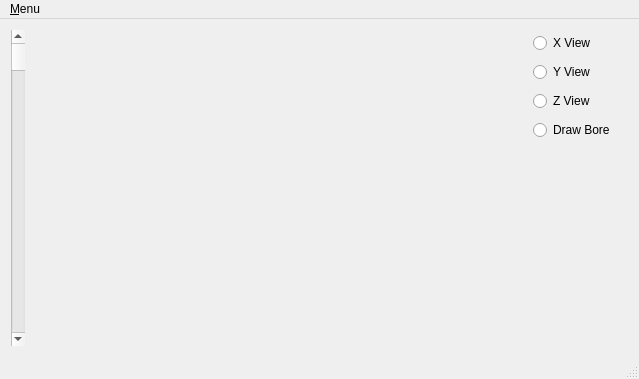
The window that mainwindow.ui (lewisfish/data_cube_viewer) describes before a commit, drawn with Qt 5.
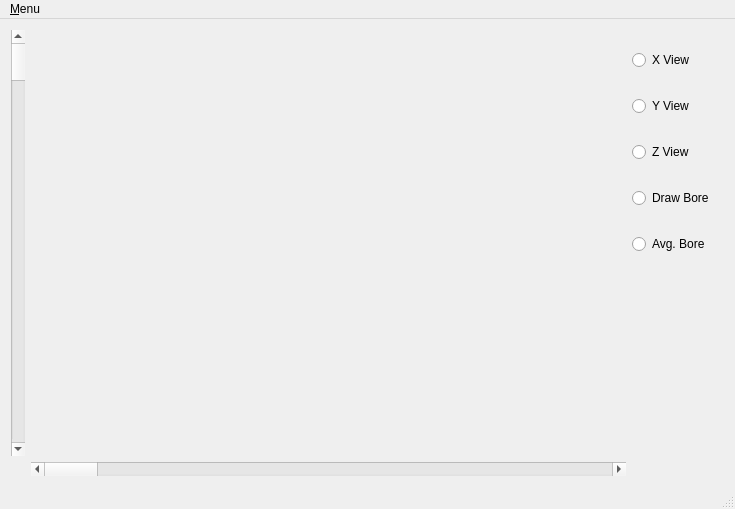
The same window after the commit. Icons and pictures are not drawn.

Commit message: added average bore hole plotter and reset menu option. still have memory leak and bug when changing between plots of diffrent fortran types

Diff of the .ui file:
```diff
--- a/mainwindow.ui
+++ b/mainwindow.ui
@@ -6,8 +6,8 @@
    <rect>
     <x>0</x>
     <y>0</y>
-    <width>639</width>
-    <height>379</height>
+    <width>735</width>
+    <height>509</height>
    </rect>
   </property>
   <property name="windowTitle">
@@ -21,69 +21,92 @@
    <bool>false</bool>
   </property>
   <widget class="QWidget" name="centralWidget">
-   <layout class="QHBoxLayout" name="horizontalLayout">
-    <item>
-     <widget class="QScrollBar" name="Scroll">
-      <property name="orientation">
-       <enum>Qt::Vertical</enum>
-      </property>
-     </widget>
-    </item>
-    <item>
-     <widget class="QWidget" name="mplwindow" native="true">
-      <property name="sizePolicy">
-       <sizepolicy hsizetype="Expanding" vsizetype="Preferred">
-        <horstretch>0</horstretch>
-        <verstretch>0</verstretch>
-       </sizepolicy>
-      </property>
-      <layout class="QVBoxLayout" name="mplvl"/>
-     </widget>
-    </item>
-    <item>
-     <layout class="QGridLayout" name="gridLayout">
+   <layout class="QGridLayout" name="gridLayout_2">
+    <item row="0" column="3" rowspan="2">
+     <layout class="QVBoxLayout" name="verticalLayout">
       <property name="rightMargin">
        <number>10</number>
       </property>
       <property name="bottomMargin">
        <number>200</number>
       </property>
-      <item row="0" column="0" colspan="2">
+      <item>
        <widget class="QRadioButton" name="XView">
         <property name="text">
          <string>X View</string>
         </property>
        </widget>
       </item>
-      <item row="2" column="0" colspan="2">
-       <widget class="QRadioButton" name="ZView">
-        <property name="text">
-         <string>Z View</string>
-        </property>
-       </widget>
-      </item>
-      <item row="1" column="0" colspan="2">
+      <item>
        <widget class="QRadioButton" name="YView">
         <property name="text">
          <string>Y View</string>
         </property>
        </widget>
       </item>
-      <item row="3" column="0" colspan="2">
+      <item>
+       <widget class="QRadioButton" name="ZView">
+        <property name="text">
+         <string>Z View</string>
+        </property>
+       </widget>
+      </item>
+      <item>
        <widget class="QRadioButton" name="Bore">
         <property name="sizePolicy">
-         <sizepolicy hsizetype="Expanding" vsizetype="Fixed">
+         <sizepolicy hsizetype="Minimum" vsizetype="Fixed">
           <horstretch>0</horstretch>
           <verstretch>0</verstretch>
          </sizepolicy>
         </property>
         <property name="text">
-         <string>Draw Bore </string>
+         <string>Draw Bore</string>
+        </property>
+       </widget>
+      </item>
+      <item>
+       <widget class="QRadioButton" name="AverageBore">
+        <property name="text">
+         <string>Avg. Bore</string>
         </property>
        </widget>
       </item>
      </layout>
     </item>
+    <item row="1" column="2">
+     <widget class="QScrollBar" name="Scroll_Horz">
+      <property name="orientation">
+       <enum>Qt::Horizontal</enum>
+      </property>
+     </widget>
+    </item>
+    <item row="0" column="0">
+     <widget class="QScrollBar" name="Scroll_Vert">
+      <property name="orientation">
+       <enum>Qt::Vertical</enum>
+      </property>
+     </widget>
+    </item>
+    <item row="0" column="2">
+     <widget class="QWidget" name="mplwindow" native="true">
+      <property name="enabled">
+       <bool>true</bool>
+      </property>
+      <property name="sizePolicy">
+       <sizepolicy hsizetype="Expanding" vsizetype="Preferred">
+        <horstretch>0</horstretch>
+        <verstretch>0</verstretch>
+       </sizepolicy>
+      </property>
+      <property name="maximumSize">
+       <size>
+        <width>16777215</width>
+        <height>16777215</height>
+       </size>
+      </property>
+      <layout class="QVBoxLayout" name="mplvl"/>
+     </widget>
+    </item>
    </layout>
   </widget>
   <widget class="QMenuBar" name="menuBar">
@@ -91,7 +114,7 @@
     <rect>
      <x>0</x>
      <y>0</y>
-     <width>639</width>
+     <width>735</width>
      <height>25</height>
     </rect>
    </property>
```
Left out of the diff: 12 changed lines with no effect on the pictures. The commit also changes 1 other file.
